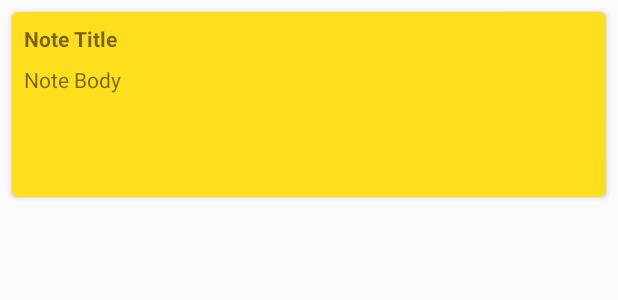
After one commit to noln/node-notes, an Android app: the layout my_text_view.xml on its own in the app's theme, with its tools: preview values and no code run, on a phone screen of 412 x 824 dp. The commit adds this screen. Shown: the top 300 px of the screen. Run offline under Robolectric (Android 15) with nearby library versions, the phone set to English and light mode, and no system bars.

Commit message:
Lists notes in RecyclerView

```diff
--- a/app/build.gradle
+++ b/app/build.gradle
@@ -39,5 +39,8 @@ dependencies {
 
     compile 'com.jakewharton.timber:timber:4.5.1'
 
+    compile 'com.android.support:cardview-v7:25.3.1'
+    compile 'com.android.support:recyclerview-v7:25.3.1'
+
     testCompile 'junit:junit:4.12'
 }
--- /dev/null
+++ b/app/src/main/res/layout/my_text_view.xml
@@ -0,0 +1,58 @@
+<?xml version="1.0" encoding="utf-8"?>
+<android.support.constraint.ConstraintLayout xmlns:android="http://schemas.android.com/apk/res/android"
+  xmlns:card_view="http://schemas.android.com/apk/res-auto"
+  android:layout_width="match_parent"
+  android:layout_height="wrap_content"
+  xmlns:tools="http://schemas.android.com/tools">
+
+  <!-- A CardView that contains a TextView -->
+  <android.support.v7.widget.CardView xmlns:card_view="http://schemas.android.com/apk/res-auto"
+    android:id="@+id/card_view"
+    android:layout_width="0dp"
+    android:layout_height="wrap_content"
+    android:layout_margin="8dp"
+    android:layout_gravity="center"
+    card_view:cardBackgroundColor="#ffde1d"
+    card_view:cardCornerRadius="4dp"
+    card_view:layout_constraintBottom_toBottomOf="parent"
+    card_view:layout_constraintEnd_toEndOf="parent"
+    card_view:layout_constraintStart_toStartOf="parent"
+    card_view:layout_constraintTop_toTopOf="parent">
+
+    <android.support.constraint.ConstraintLayout
+      android:layout_width="match_parent"
+      android:layout_height="match_parent">
+
+    <TextView
+      tools:text="Note Title"
+      android:id="@+id/title"
+      android:textStyle="bold"
+      android:layout_width="0dp"
+      android:layout_height="wrap_content"
+      card_view:layout_constraintTop_toTopOf="parent"
+      android:layout_marginTop="8dp"
+      android:layout_marginEnd="8dp"
+      card_view:layout_constraintRight_toRightOf="parent"
+      android:layout_marginStart="8dp"
+      card_view:layout_constraintLeft_toLeftOf="parent" />
+
+    <TextView
+      tools:text="Note Body"
+      android:id="@+id/body"
+      android:layout_width="0dp"
+      android:layout_height="wrap_content"
+      android:minHeight="80dp"
+      card_view:layout_constraintBottom_toBottomOf="parent"
+      android:layout_marginTop="8dp"
+      card_view:layout_constraintTop_toBottomOf="@+id/title"
+      android:layout_marginEnd="8dp"
+      android:layout_marginBottom="8dp"
+      card_view:layout_constraintRight_toRightOf="parent"
+      android:layout_marginStart="8dp"
+      card_view:layout_constraintLeft_toLeftOf="parent" />
+
+    </android.support.constraint.ConstraintLayout>
+
+  </android.support.v7.widget.CardView>
+
+</android.support.constraint.ConstraintLayout>
```
Also changed, not shown: app/src/main/java/io/jammy/nodenotes/MainActivity.java (+22 -0 lines), app/src/main/java/io/jammy/nodenotes/NotesAdapter.java (added, +65 -0 lines), app/src/main/res/layout/content_main.xml (+5 -8 lines).
